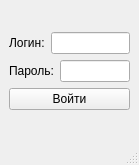
Old version of the form mainwindow.ui in the repository isys35/instagram_parser.
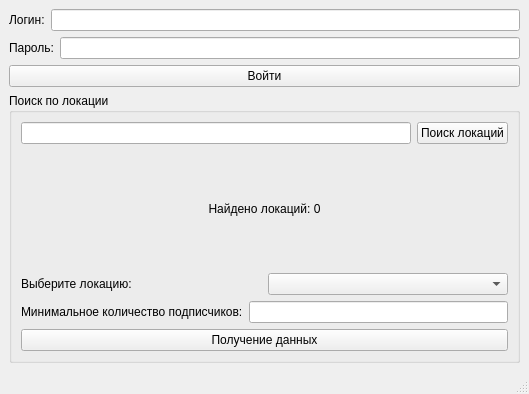
New version of the form.

What changed in the file:
```diff
--- a/mainwindow.ui
+++ b/mainwindow.ui
@@ -6,8 +6,8 @@
    <rect>
     <x>0</x>
     <y>0</y>
-    <width>139</width>
-    <height>165</height>
+    <width>529</width>
+    <height>394</height>
    </rect>
   </property>
   <property name="windowTitle">
@@ -41,7 +41,11 @@
          </widget>
         </item>
         <item>
-         <widget class="QLineEdit" name="lineEdit_2"/>
+         <widget class="QLineEdit" name="lineEdit_2">
+          <property name="enabled">
+           <bool>true</bool>
+          </property>
+         </widget>
         </item>
        </layout>
       </item>
@@ -52,6 +56,85 @@
         </property>
        </widget>
       </item>
+      <item>
+       <widget class="QGroupBox" name="groupBox">
+        <property name="title">
+         <string>Поиск по локации</string>
+        </property>
+        <layout class="QVBoxLayout" name="verticalLayout_4">
+         <item>
+          <layout class="QVBoxLayout" name="verticalLayout_3">
+           <item>
+            <layout class="QHBoxLayout" name="horizontalLayout_3">
+             <item>
+              <widget class="QLineEdit" name="lineEdit_3"/>
+             </item>
+             <item>
+              <widget class="QPushButton" name="pushButton_2">
+               <property name="text">
+                <string>Поиск локаций</string>
+               </property>
+              </widget>
+             </item>
+            </layout>
+           </item>
+          </layout>
+         </item>
+         <item>
+          <widget class="QLabel" name="label_3">
+           <property name="text">
+            <string>Найдено локаций: 0</string>
+           </property>
+           <property name="alignment">
+            <set>Qt::AlignCenter</set>
+           </property>
+          </widget>
+         </item>
+         <item>
+          <layout class="QHBoxLayout" name="horizontalLayout_4">
+           <item>
+            <widget class="QLabel" name="label_4">
+             <property name="text">
+              <string>Выберите локацию:</string>
+             </property>
+            </widget>
+           </item>
+           <item>
+            <widget class="QComboBox" name="comboBox"/>
+           </item>
+          </layout>
+         </item>
+         <item>
+          <layout class="QHBoxLayout" name="horizontalLayout_5">
+           <item>
+            <widget class="QLabel" name="label_5">
+             <property name="enabled">
+              <bool>true</bool>
+             </property>
+             <property name="text">
+              <string>Минимальное количество подписчиков:</string>
+             </property>
+            </widget>
+           </item>
+           <item>
+            <widget class="QLineEdit" name="lineEdit_4">
+             <property name="enabled">
+              <bool>true</bool>
+             </property>
+            </widget>
+           </item>
+          </layout>
+         </item>
+         <item>
+          <widget class="QPushButton" name="pushButton_3">
+           <property name="text">
+            <string>Получение данных</string>
+           </property>
+          </widget>
+         </item>
+        </layout>
+       </widget>
+      </item>
      </layout>
     </item>
    </layout>
```
Left out of the diff: 2 changed lines with no effect on the pictures.
